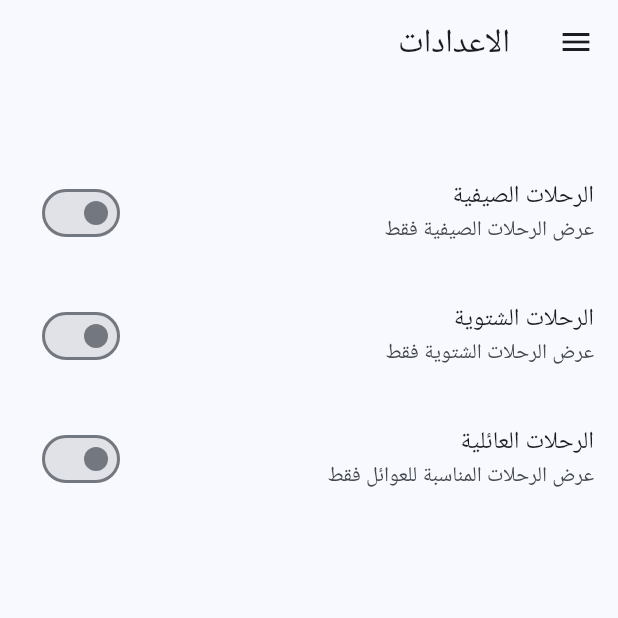
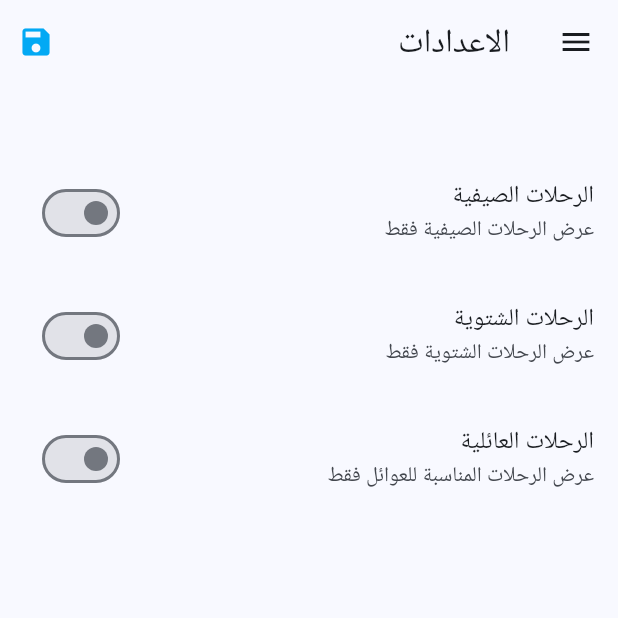
Before and after one commit to alikadhimdev/travel_app, a Flutter app: the SettingScreen screen opened by its route, on a phone screen of 412 x 824 dp, the top half of it. Run offline on Flutter 3.47's test engine with Material 3 defaults, Android fonts, the phone set to English and light mode, and no system bars; our stand-ins replace google_fonts; network calls fail; Roboto replaces fonts that are missing (Cairo).

Commit message:
make the function of filters from setting screen and then make the changes on the trips

```diff
--- a/lib/main.dart
+++ b/lib/main.dart
@@ -1,18 +1,52 @@
 import 'package:flutter/material.dart';
 import "package:flutter_localizations/flutter_localizations.dart";
-import 'package:travel_app/screens/categories_screen.dart';
 import 'package:google_fonts/google_fonts.dart';
+import 'package:travel_app/models/app_data.dart';
 import 'package:travel_app/screens/setting_screen.dart';
 import 'package:travel_app/screens/tabs_screen.dart';
 import 'package:travel_app/screens/trip_details_screen.dart';
 import '../screens/category_trips_screen.dart';
+import './models/trip.dart';
 
 void main() {
   runApp(const MyApp());
 }
 
-class MyApp extends StatelessWidget {
+class MyApp extends StatefulWidget {
   const MyApp({super.key});
+
+  @override
+  State<MyApp> createState() => _MyAppState();
+}
+
+class _MyAppState extends State<MyApp> {
+  Map<String, bool> _filters = {
+    "summer": false,
+    "winter": false,
+    "family": false,
+  };
+
+  List<Trip> _availableTrips = Trips_data;
+
+  void _changeFilters(Map<String, bool> filtersData) {
+    setState(() {
+      print(filtersData);
+      _filters = filtersData;
+      _availableTrips = Trips_data.where((trip) {
+        if (_filters["summer"] == true && trip.isInSummer != true) {
+          return false;
+        }
+        if (_filters["winter"] == true && trip.isInWinter != true) {
+          return false;
+        }
+        if (_filters["family"] == true && trip.isForFamilies != true) {
+          return false;
+        }
+
+        return true;
+      }).toList();
+    });
+  }
 
   // This widget is the root of your application.
   @override
@@ -38,9 +72,13 @@ class MyApp extends StatelessWidget {
       initialRoute: "/",
       routes: {
         "/": (ctx) => TabsScreen(),
-        CategoryTripsScreen.screenRoute: (ctx) => CategoryTripsScreen(),
+        CategoryTripsScreen.screenRoute: (ctx) =>
+            CategoryTripsScreen(availableTrips: _availableTrips),
         TripDetailsScreen.screenRoute: (ctx) => TripDetailsScreen(),
-        SettingScreen.screenRoute: (ctx) => SettingScreen(),
+        SettingScreen.screenRoute: (ctx) => SettingScreen(
+          currentFilters: _filters,
+          saveFilters: _changeFilters,
+        ),
       },
     );
   }
--- a/lib/screens/category_trips_screen.dart
+++ b/lib/screens/category_trips_screen.dart
@@ -1,11 +1,11 @@
 import 'package:flutter/material.dart';
-import 'package:travel_app/models/app_data.dart';
 import 'package:travel_app/models/trip.dart';
 import 'package:travel_app/widgets/trip_item.dart';
 
 class CategoryTripsScreen extends StatefulWidget {
   static const screenRoute = "/category_trips";
-  const CategoryTripsScreen({super.key});
+  final List<Trip> availableTrips;
+  const CategoryTripsScreen({super.key, required this.availableTrips});
 
   @override
   State<CategoryTripsScreen> createState() => _CategoryTripsScreenState();
@@ -24,7 +24,7 @@ class _CategoryTripsScreenState extends State<CategoryTripsScreen> {
           ModalRoute.of(context)?.settings.arguments as Map<String, String>;
       final categoryId = tripArguments["id"];
       categoryTitle = tripArguments["title"] ?? "افتراضي";
-      displayTrips = Trips_data.where((trip) {
+      displayTrips = widget.availableTrips.where((trip) {
         return trip.categories.contains(categoryId);
       }).toList();
       _didChange = true;
--- a/lib/screens/setting_screen.dart
+++ b/lib/screens/setting_screen.dart
@@ -3,7 +3,13 @@ import 'package:travel_app/widgets/app_drawer.dart';
 
 class SettingScreen extends StatefulWidget {
   static const screenRoute = "/settings";
-  const SettingScreen({super.key});
+  final Function saveFilters;
+  final Map<String, bool> currentFilters;
+  const SettingScreen({
+    super.key,
+    required this.saveFilters,
+    required this.currentFilters,
+  });
 
   @override
   State<SettingScreen> createState() => _SettingScreenState();
@@ -15,9 +21,36 @@ class _SettingScreenState extends State<SettingScreen> {
   bool _isForFamily = false;
 
   @override
+  void initState() {
+    // TODO: implement initState
+    _isInSummer = widget.currentFilters["summer"] ?? false;
+    _isInWinter = widget.currentFilters["winter"] ?? false;
+    _isForFamily = widget.currentFilters["family"] ?? false;
+
+    super.initState();
+  }
+
+  @override
   Widget build(BuildContext context) {
     return Scaffold(
-      appBar: AppBar(title: Text("الاعدادات")),
+      appBar: AppBar(
+        title: Text("الاعدادات"),
+        actions: [
+          IconButton(
+            color: Colors.lightBlue,
+            onPressed: () {
+              final selectedFilters = {
+                "summer": _isInSummer,
+                "winter": _isInWinter,
+                "family": _isForFamily,
+              };
+              widget.saveFilters(selectedFilters);
+              print("save");
+            },
+            icon: Icon(Icons.save),
+          ),
+        ],
+      ),
       drawer: AppDrawer(),
       body: Column(
         children: [
```
